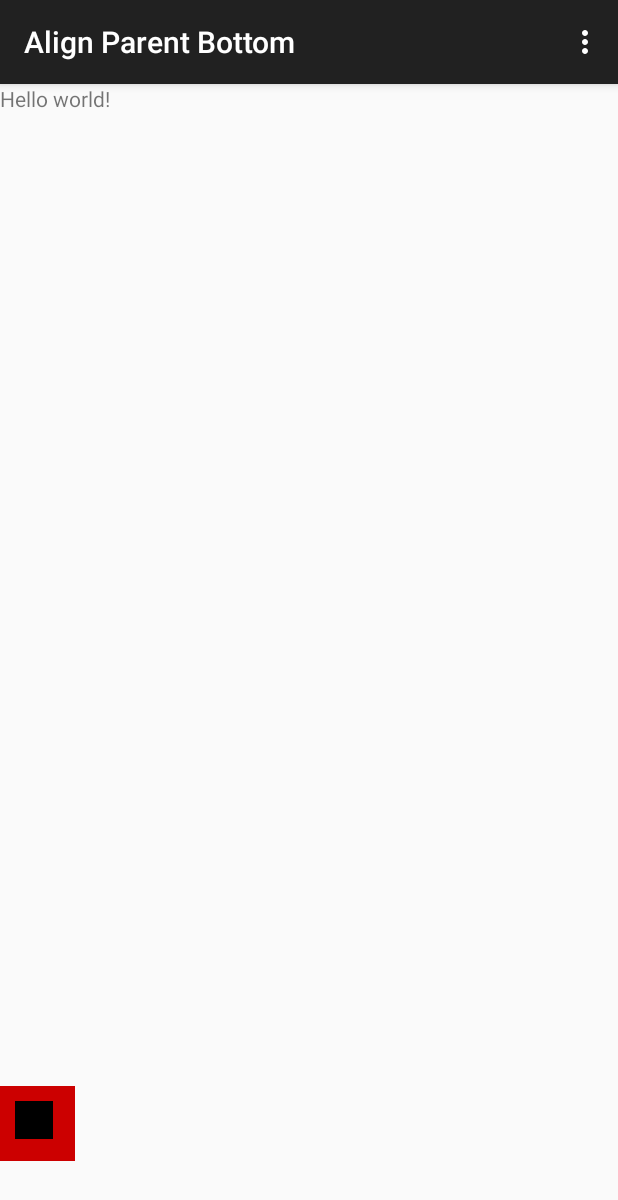
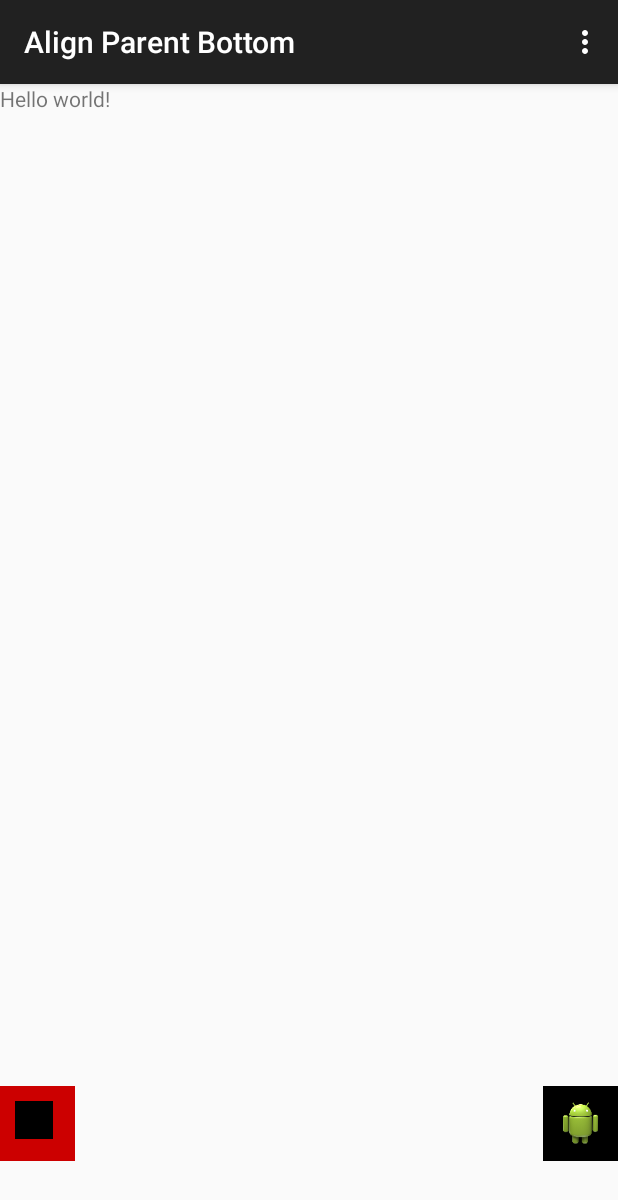
Before and after one commit to moralez/AlignParentBottom, an Android app: the screen it shows after launch (MainActivity), on a phone screen of 412 x 824 dp. Shown: the top 1200 px of the screen. Run offline under Robolectric (Android 15) with nearby library versions, the phone set to English and light mode, and no system bars.

Commit message:
[JMO] Image View

```diff
--- a/app/src/main/res/layout/activity_main.xml
+++ b/app/src/main/res/layout/activity_main.xml
@@ -24,4 +24,15 @@
             android:background="@android:color/black" />
     </LinearLayout>
 
+    <ImageView
+        android:layout_width="50dip"
+        android:layout_height="50dip"
+        android:layout_alignParentBottom="true"
+        android:layout_alignParentRight="true"
+        android:layout_marginBottom="50dip"
+        android:padding="10dip"
+        android:src="@drawable/ic_launcher"
+        android:background="@android:color/black">
+    </ImageView>
+
 </RelativeLayout>
```
